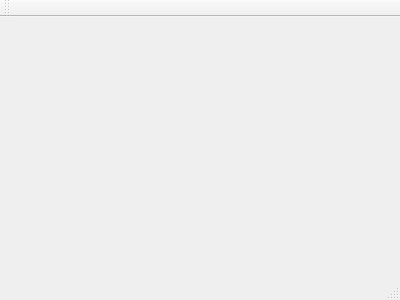
Before: the Qt Designer form Tool2/TraceGenerator/mainwindow.ui in WiLEProjekt/Prototyp, drawn with Qt 5.
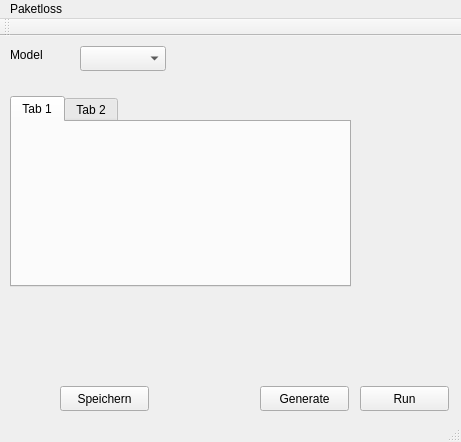
After: the same form once the commit is applied.

The edit to the form file:
```diff
--- a/Tool2/TraceGenerator/mainwindow.ui
+++ b/Tool2/TraceGenerator/mainwindow.ui
@@ -1,24 +1,128 @@
 <ui version="4.0">
  <class>MainWindow</class>
- <widget class="QMainWindow" name="MainWindow" >
-  <property name="geometry" >
+ <widget class="QMainWindow" name="MainWindow">
+  <property name="geometry">
    <rect>
     <x>0</x>
     <y>0</y>
-    <width>400</width>
-    <height>300</height>
+    <width>461</width>
+    <height>442</height>
    </rect>
   </property>
   <property name="windowTitle" >
    <string>MainWindow</string>
   </property>
-  <widget class="QMenuBar" name="menuBar" />
-  <widget class="QToolBar" name="mainToolBar" />
-  <widget class="QWidget" name="centralWidget" />
-  <widget class="QStatusBar" name="statusBar" />
+  <widget class="QWidget" name="centralWidget">
+   <widget class="QTabWidget" name="tabWidget">
+    <property name="geometry">
+     <rect>
+      <x>10</x>
+      <y>60</y>
+      <width>341</width>
+      <height>191</height>
+     </rect>
+    </property>
+    <widget class="QWidget" name="tab">
+     <attribute name="title">
+      <string>Tab 1</string>
+     </attribute>
+    </widget>
+    <widget class="QWidget" name="tab_2">
+     <attribute name="title">
+      <string>Tab 2</string>
+     </attribute>
+    </widget>
+   </widget>
+   <widget class="QPushButton" name="btnRun">
+    <property name="geometry">
+     <rect>
+      <x>360</x>
+      <y>350</y>
+      <width>89</width>
+      <height>25</height>
+     </rect>
+    </property>
+    <property name="text">
+     <string>Run</string>
+    </property>
+   </widget>
+   <widget class="QPushButton" name="btnGenerate">
+    <property name="geometry">
+     <rect>
+      <x>260</x>
+      <y>350</y>
+      <width>89</width>
+      <height>25</height>
+     </rect>
+    </property>
+    <property name="text">
+     <string>Generate</string>
+    </property>
+   </widget>
+   <widget class="QPushButton" name="btnSave">
+    <property name="geometry">
+     <rect>
+      <x>60</x>
+      <y>350</y>
+      <width>89</width>
+      <height>25</height>
+     </rect>
+    </property>
+    <property name="text">
+     <string>Speichern</string>
+    </property>
+   </widget>
+   <widget class="QComboBox" name="cbModel">
+    <property name="geometry">
+     <rect>
+      <x>80</x>
+      <y>10</y>
+      <width>86</width>
+      <height>25</height>
+     </rect>
+    </property>
+   </widget>
+   <widget class="QLabel" name="lblModel">
+    <property name="geometry">
+     <rect>
+      <x>10</x>
+      <y>10</y>
+      <width>67</width>
+      <height>17</height>
+     </rect>
+    </property>
+    <property name="text">
+     <string>Model</string>
+    </property>
+   </widget>
+  </widget>
+  <widget class="QMenuBar" name="menuBar">
+   <property name="geometry">
+    <rect>
+     <x>0</x>
+     <y>0</y>
+     <width>461</width>
+     <height>22</height>
+    </rect>
+   </property>
+   <widget class="QMenu" name="menuTrace_Generator">
+    <property name="title">
+     <string>Paketloss</string>
+    </property>
+   </widget>
+   <addaction name="menuTrace_Generator"/>
+  </widget>
+  <widget class="QToolBar" name="mainToolBar">
+   <attribute name="toolBarArea">
+    <enum>TopToolBarArea</enum>
+   </attribute>
+   <attribute name="toolBarBreak">
+    <bool>false</bool>
+   </attribute>
+  </widget>
+  <widget class="QStatusBar" name="statusBar"/>
  </widget>
- <layoutDefault spacing="6" margin="11" />
- <pixmapfunction></pixmapfunction>
+ <layoutdefault spacing="6" margin="11"/>
  <resources/>
  <connections/>
 </ui>
```
Left out of the diff: 3 changed lines with no effect on the pictures.
